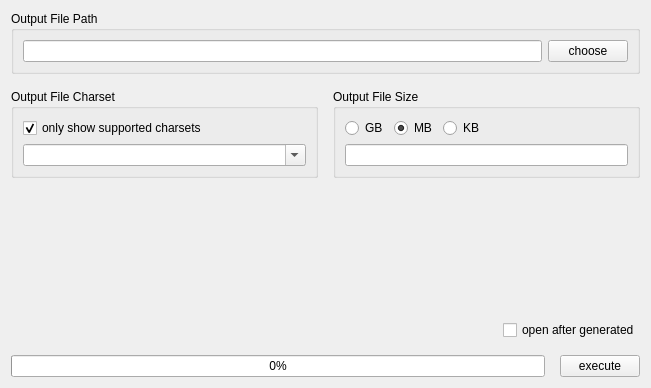
Old version of the form src/lib/qt/big_file_generator.ui in the repository haocxy/litext.
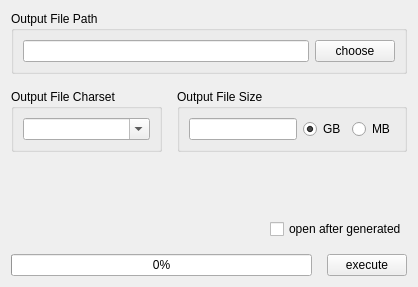
New version of the form.

Commit message: 生成大文件界面-只选择已支持的字符集

The edit to the form file:
```diff
--- a/src/lib/qt/big_file_generator.ui
+++ b/src/lib/qt/big_file_generator.ui
@@ -6,8 +6,8 @@
    <rect>
     <x>0</x>
     <y>0</y>
-    <width>651</width>
-    <height>388</height>
+    <width>418</width>
+    <height>287</height>
    </rect>
   </property>
   <property name="windowTitle">
@@ -43,17 +43,10 @@
        <property name="title">
         <string>Output File Charset</string>
        </property>
+       <property name="flat">
+        <bool>false</bool>
+       </property>
        <layout class="QVBoxLayout" name="verticalLayout_3">
-        <item>
-         <widget class="QCheckBox" name="onlyShowSupportedCharsetsCheckBox">
-          <property name="text">
-           <string>only show supported charsets</string>
-          </property>
-          <property name="checked">
-           <bool>true</bool>
-          </property>
-         </widget>
-        </item>
         <item>
          <widget class="QComboBox" name="charsetComboBox">
           <property name="sizePolicy">
@@ -83,14 +76,26 @@
        </property>
        <layout class="QHBoxLayout" name="horizontalLayout">
         <item>
-         <layout class="QVBoxLayout" name="verticalLayout_2">
-          <item>
-           <layout class="QHBoxLayout" name="horizontalLayout_6">
+         <widget class="QLineEdit" name="sizeText">
+          <property name="sizePolicy">
+           <sizepolicy hsizetype="Expanding" vsizetype="Fixed">
+            <horstretch>0</horstretch>
+            <verstretch>0</verstretch>
+           </sizepolicy>
+          </property>
+          <property name="alignment">
+           <set>Qt::AlignLeading|Qt::AlignLeft|Qt::AlignVCenter</set>
+          </property>
+         </widget>
+        </item>
             <item>
              <widget class="QRadioButton" name="gbRadioButton">
               <property name="text">
                <string>GB</string>
               </property>
+          <property name="checked">
+           <bool>true</bool>
+          </property>
              </widget>
             </item>
             <item>
@@ -99,53 +104,9 @@
                <string>MB</string>
               </property>
               <property name="checked">
-               <bool>true</bool>
-              </property>
-             </widget>
-            </item>
-            <item>
-             <widget class="QRadioButton" name="kbRadioButton">
-              <property name="text">
-               <string>KB</string>
-              </property>
-              <property name="checked">
                <bool>false</bool>
               </property>
              </widget>
-            </item>
-            <item>
-             <spacer name="horizontalSpacer_2">
-              <property name="orientation">
-               <enum>Qt::Horizontal</enum>
-              </property>
-              <property name="sizeHint" stdset="0">
-               <size>
-                <width>40</width>
-                <height>20</height>
-               </size>
-              </property>
-             </spacer>
-            </item>
-           </layout>
-          </item>
-          <item>
-           <layout class="QHBoxLayout" name="horizontalLayout_8">
-            <item>
-             <widget class="QLineEdit" name="sizeText">
-              <property name="sizePolicy">
-               <sizepolicy hsizetype="Expanding" vsizetype="Fixed">
-                <horstretch>0</horstretch>
-                <verstretch>0</verstretch>
-               </sizepolicy>
-              </property>
-              <property name="alignment">
-               <set>Qt::AlignLeading|Qt::AlignLeft|Qt::AlignVCenter</set>
-              </property>
-             </widget>
-            </item>
-           </layout>
-          </item>
-         </layout>
         </item>
        </layout>
       </widget>
```
Lines whose indentation alone changed are shown as unchanged. The commit also changes 2 other files.
